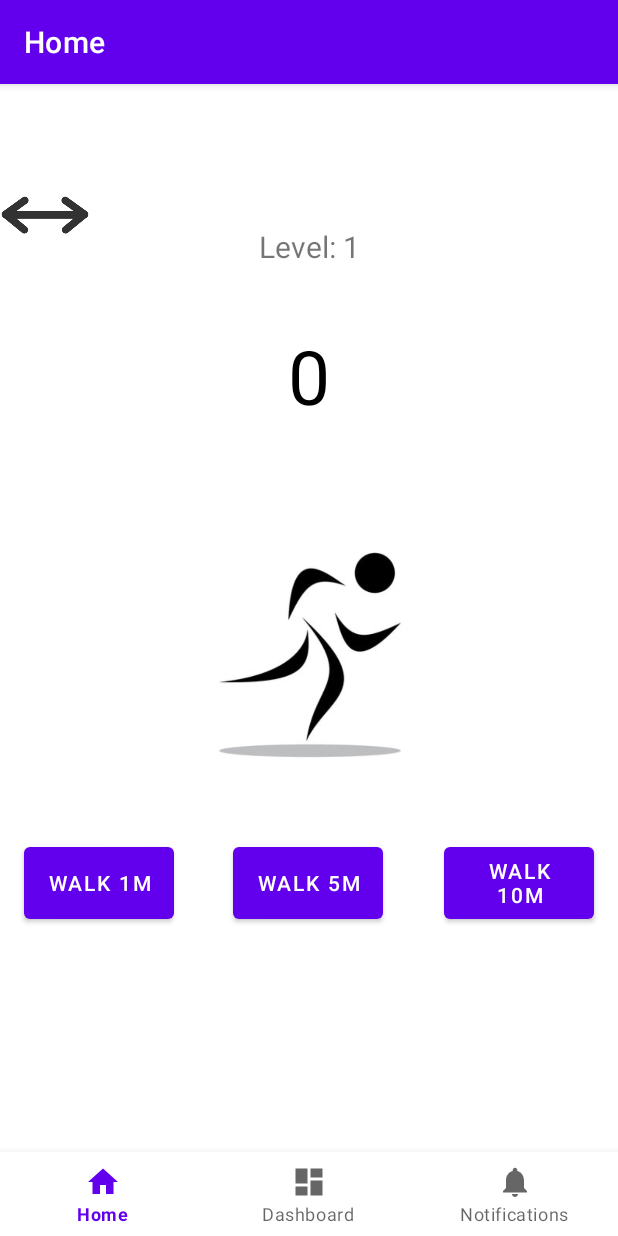
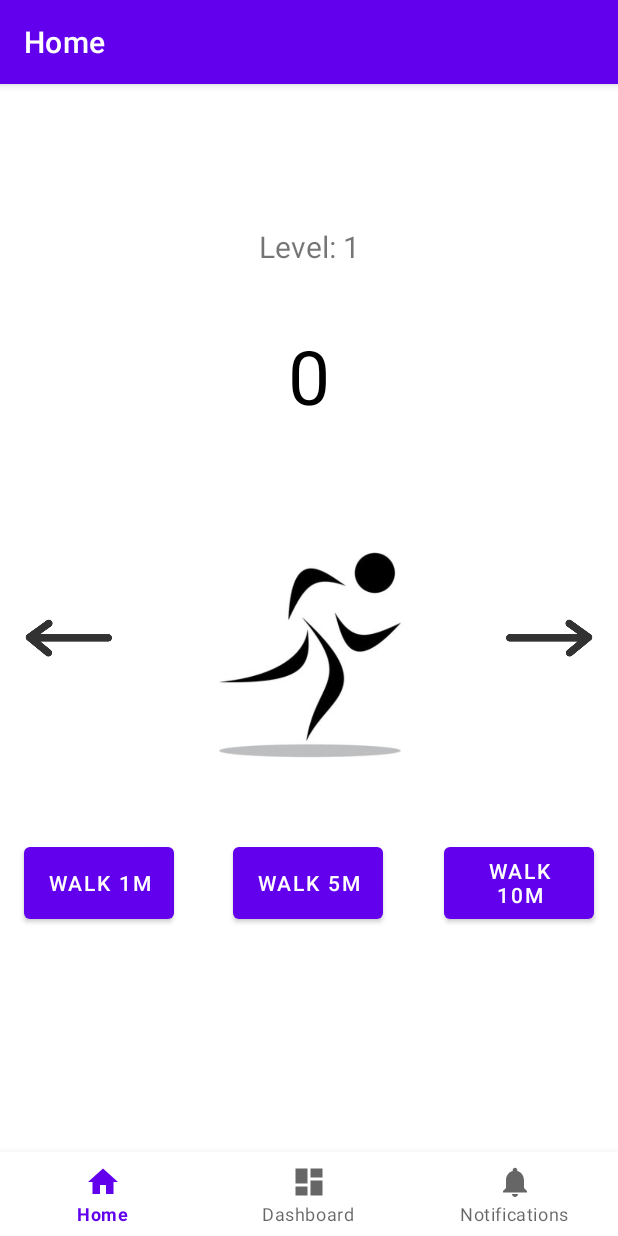
Before and after one commit to VagishVela/ubiquitous-rotary-phone, an Android app: the screen it shows after launch (MainActivity), on a phone screen of 412 x 824 dp. Run offline under Robolectric (Android 15) with nearby library versions, the phone set to English and light mode, and no system bars; our stand-ins replace navigation-ui.

Commit message:
Set constraints on arrows

```diff
--- a/app/src/main/res/layout/fragment_home.xml
+++ b/app/src/main/res/layout/fragment_home.xml
@@ -95,15 +95,27 @@
         android:id="@+id/rightArrow"
         android:layout_width="60dp"
         android:layout_height="60dp"
+        android:layout_marginStart="12dp"
+        android:layout_marginTop="115dp"
+        android:layout_marginEnd="16dp"
+        android:layout_marginBottom="110dp"
         android:src="@drawable/right_arrow"
-        tools:layout_editor_absoluteX="335dp"
-        tools:layout_editor_absoluteY="297dp" />
+        app:layout_constraintBottom_toTopOf="@+id/walk10m"
+        app:layout_constraintEnd_toEndOf="parent"
+        app:layout_constraintStart_toEndOf="@+id/imageView"
+        app:layout_constraintTop_toBottomOf="@+id/score" />
 
     <ImageView
         android:id="@+id/imageView3"
         android:layout_width="60dp"
         android:layout_height="60dp"
+        android:layout_marginStart="16dp"
+        android:layout_marginTop="115dp"
+        android:layout_marginEnd="14dp"
+        android:layout_marginBottom="110dp"
         android:src="@drawable/left_arrow"
-        tools:layout_editor_absoluteX="16dp"
-        tools:layout_editor_absoluteY="297dp" />
+        app:layout_constraintBottom_toTopOf="@+id/walk1m"
+        app:layout_constraintEnd_toStartOf="@+id/imageView"
+        app:layout_constraintStart_toStartOf="parent"
+        app:layout_constraintTop_toBottomOf="@+id/score" />
 </androidx.constraintlayout.widget.ConstraintLayout>
```
